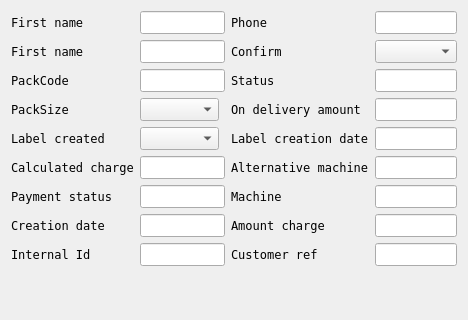
Before: the Qt Designer form src/libs/qiwigui/qiwipostpackageview.ui in Pastor/qqiwipost, drawn with Qt 5.
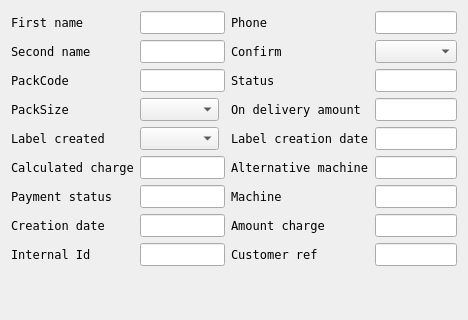
After: the same form once the commit is applied.

```diff
--- a/src/libs/qiwigui/qiwipostpackageview.ui
+++ b/src/libs/qiwigui/qiwipostpackageview.ui
@@ -155,7 +155,7 @@
    <item row="1" column="0">
     <widget class="QLabel" name="lblFirstName">
      <property name="text">
-      <string>First name</string>
+      <string>Second name</string>
      </property>
     </widget>
    </item>
```
